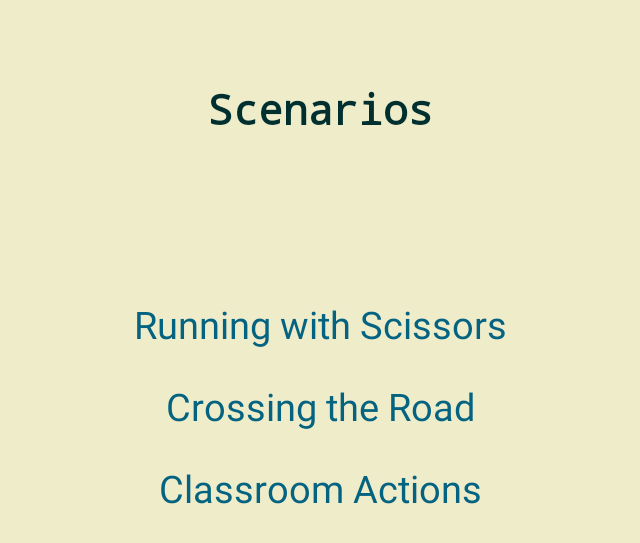
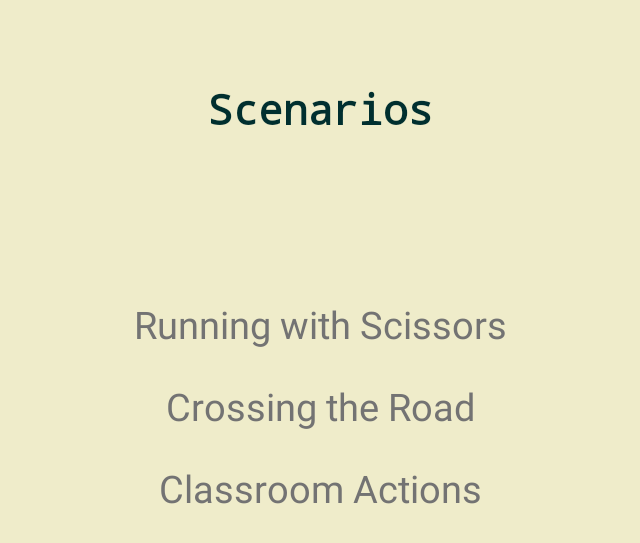
Before and after one commit to blakehawkins/billy-the-silly, an Android app: the ScenariosScreen screen opened directly, with no data from a screen before it, on a phone screen of 824 x 412 dp (held sideways). Shown: the top 543 px of the screen, without its empty margins (297-937 px from the left). Run offline under Robolectric (Android 15) with nearby library versions, the phone set to English and light mode, and no system bars.

Commit message:
changed color of options

```diff
--- a/app/src/main/res/layout/activity_scenarios_screen.xml
+++ b/app/src/main/res/layout/activity_scenarios_screen.xml
@@ -28,7 +28,7 @@
             android:typeface="normal"
             android:textSize="25sp"
             android:onClick="goScissors"
-            android:textColor="#046380" />
+            android:textColor="#737373" />
 
         <Button
             android:layout_width="wrap_content"
@@ -39,7 +39,7 @@
             style="@android:style/Widget.DeviceDefault.Button.Borderless"
             android:textSize="25sp"
             android:onClick="goRoad"
-            android:textColor="#046380" />
+            android:textColor="#737373" />
 
         <Button
             android:layout_width="wrap_content"
@@ -50,7 +50,7 @@
             style="@android:style/Widget.DeviceDefault.Button.Borderless"
             android:textSize="25sp"
             android:onClick="goClassroom"
-            android:textColor="#046380" />
+            android:textColor="#737373" />
 
     </LinearLayout>
 
```
